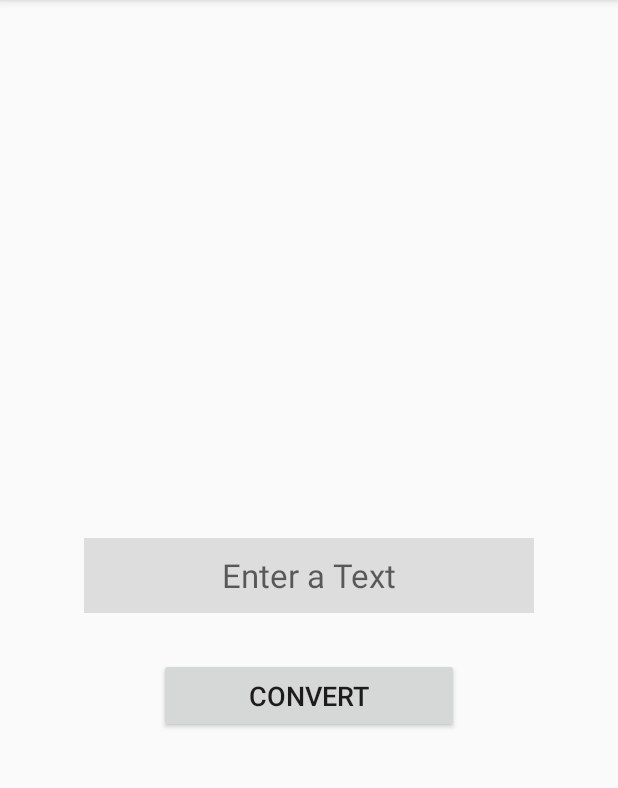
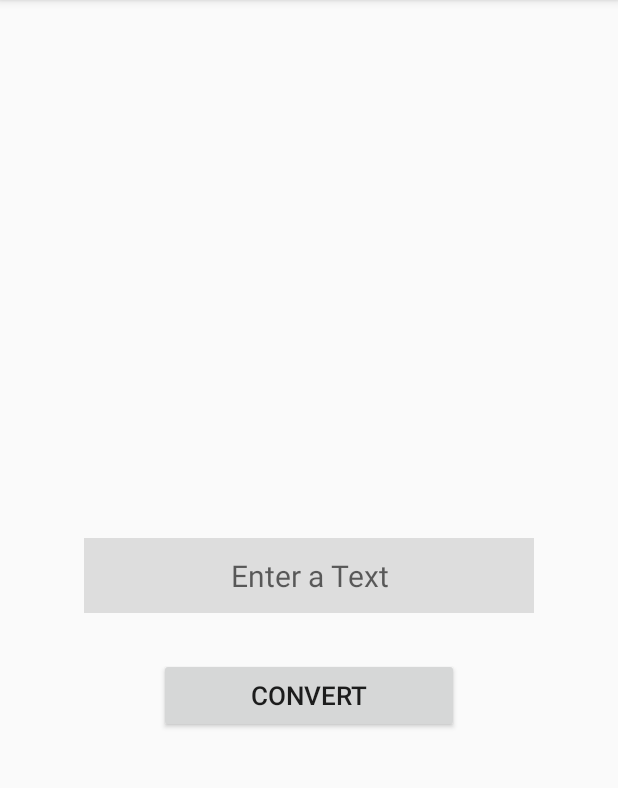
Before and after one commit to kareem983/Speech_Text_Converter, an Android app: the screen it shows after launch (MainActivity), on a phone screen of 412 x 824 dp, the part 84-872 px from its top. Run offline under Robolectric (Android 15) with nearby library versions, the phone set to English and light mode, and no system bars.

```diff
--- a/Speech_Text Converter/app/src/main/res/layout/activity_main.xml
+++ b/Speech_Text Converter/app/src/main/res/layout/activity_main.xml
@@ -15,7 +15,7 @@
         android:gravity="center"
         android:background="#DDD"
         android:textColor="#000"
-        android:textSize="22dp"
+        android:textSize="20dp"
         android:layout_centerInParent="true" />
 
     <Button
@@ -26,7 +26,7 @@
         android:layout_centerHorizontal="true"
         android:layout_marginTop="30dp"
         android:text="Convert"
-        android:textSize="18dp" />
+        android:textSize="17dp" />
 
 
 </RelativeLayout>
```
